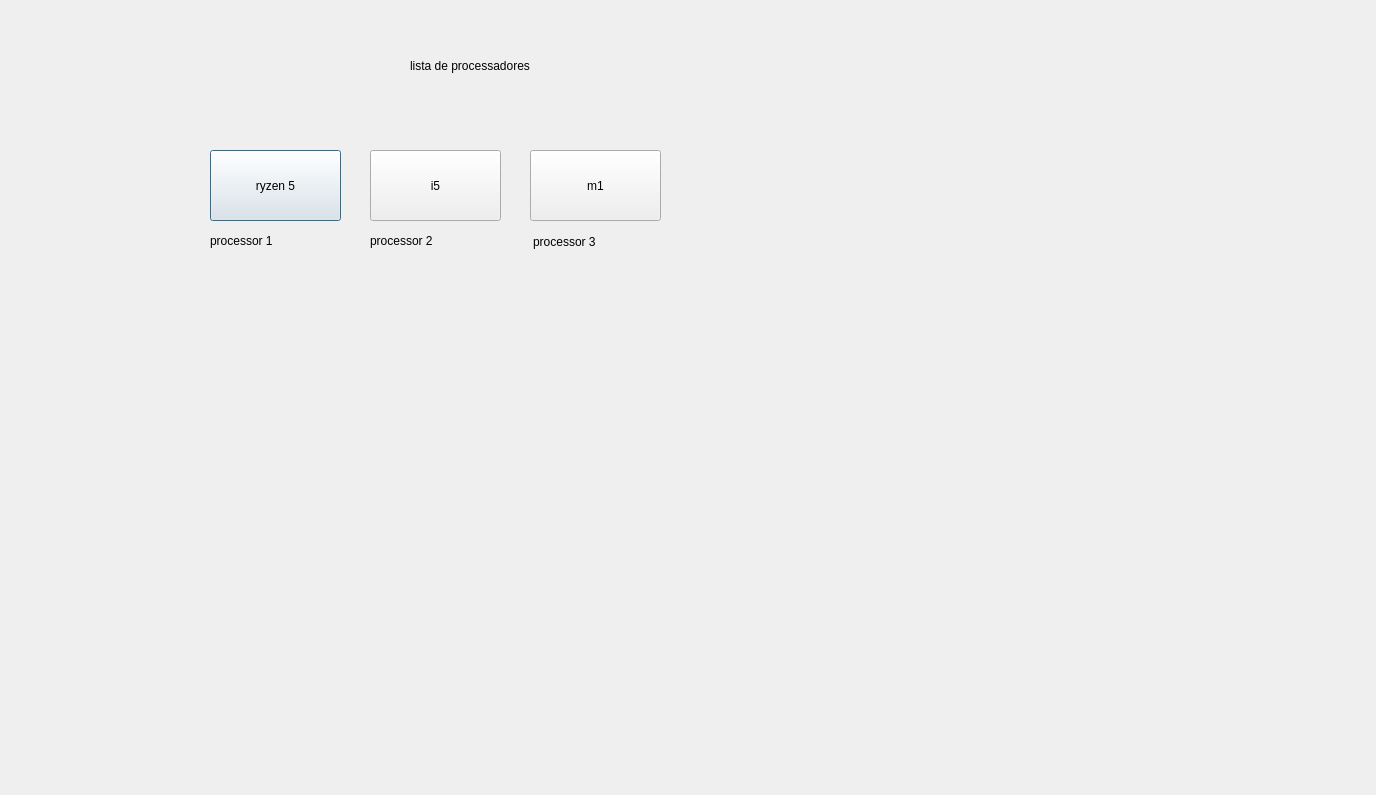
Above: loja_hardware/cpu_window.ui from diegocamargo55555/hardware_store_QT before the change. Below: the same form after it.
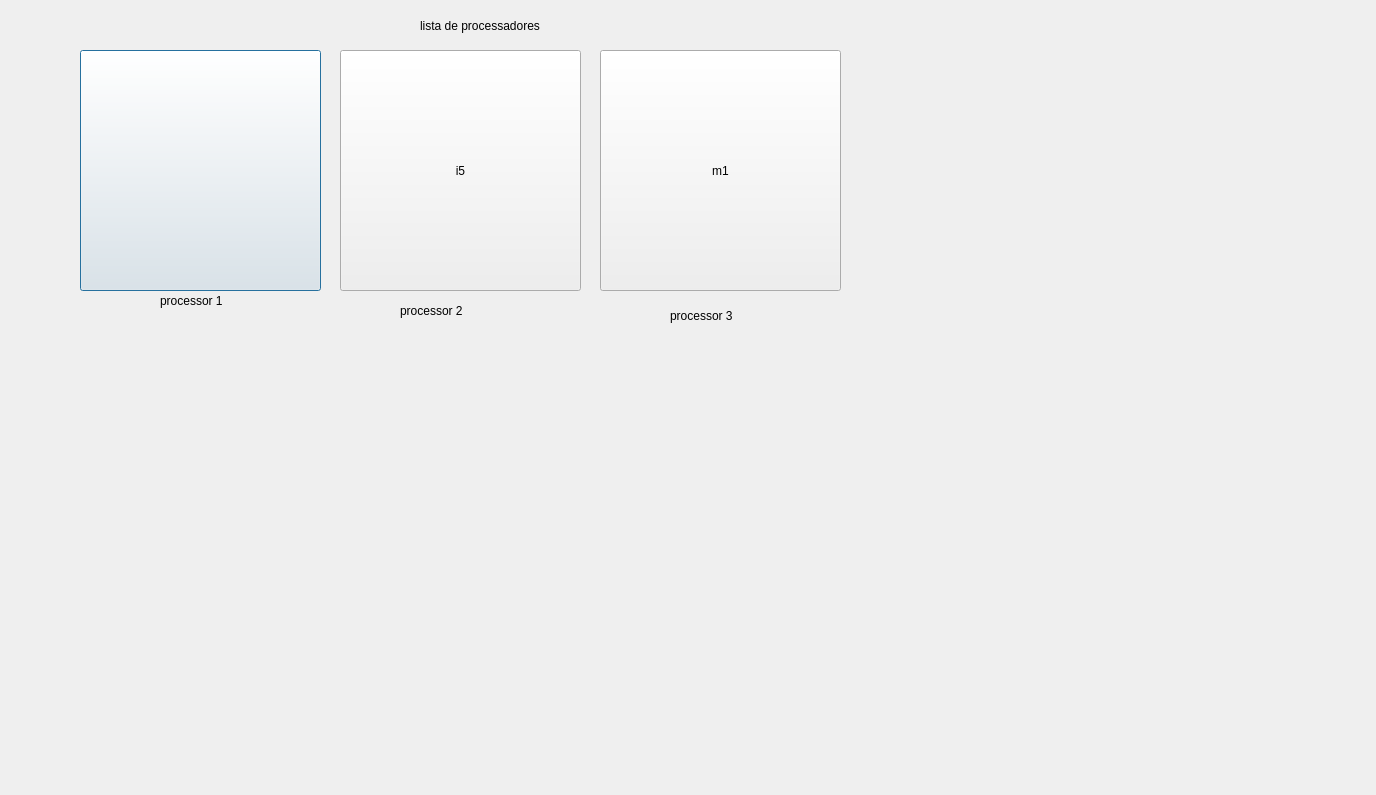
That is the form after the change.

The edit to the form file:
```diff
--- a/loja_hardware/cpu_window.ui
+++ b/loja_hardware/cpu_window.ui
@@ -16,8 +16,8 @@
   <widget class="QLabel" name="label">
    <property name="geometry">
     <rect>
-     <x>410</x>
-     <y>30</y>
+     <x>420</x>
+     <y>-10</y>
      <width>581</width>
      <height>71</height>
     </rect>
@@ -29,23 +29,23 @@
   <widget class="QPushButton" name="pushButton">
    <property name="geometry">
     <rect>
-     <x>210</x>
-     <y>150</y>
-     <width>131</width>
-     <height>71</height>
+     <x>80</x>
+     <y>50</y>
+     <width>241</width>
+     <height>241</height>
     </rect>
    </property>
    <property name="text">
-    <string>ryzen 5</string>
+    <string/>
    </property>
   </widget>
   <widget class="QPushButton" name="pushButton_2">
    <property name="geometry">
     <rect>
-     <x>370</x>
-     <y>150</y>
-     <width>131</width>
-     <height>71</height>
+     <x>340</x>
+     <y>50</y>
+     <width>241</width>
+     <height>241</height>
     </rect>
    </property>
    <property name="text">
@@ -55,10 +55,10 @@
   <widget class="QPushButton" name="pushButton_3">
    <property name="geometry">
     <rect>
-     <x>530</x>
-     <y>150</y>
-     <width>131</width>
-     <height>71</height>
+     <x>600</x>
+     <y>50</y>
+     <width>241</width>
+     <height>241</height>
     </rect>
    </property>
    <property name="text">
@@ -68,8 +68,8 @@
   <widget class="QLabel" name="label_2">
    <property name="geometry">
     <rect>
-     <x>210</x>
-     <y>220</y>
+     <x>160</x>
+     <y>280</y>
      <width>131</width>
      <height>41</height>
     </rect>
@@ -81,8 +81,8 @@
   <widget class="QLabel" name="label_3">
    <property name="geometry">
     <rect>
-     <x>370</x>
-     <y>220</y>
+     <x>400</x>
+     <y>290</y>
      <width>131</width>
      <height>41</height>
     </rect>
@@ -94,8 +94,8 @@
   <widget class="QLabel" name="label_4">
    <property name="geometry">
     <rect>
-     <x>533</x>
-     <y>226</y>
+     <x>670</x>
+     <y>300</y>
      <width>121</width>
      <height>31</height>
     </rect>
```
